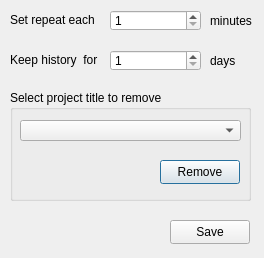
First picture: the form in ui/preferences.ui, repository jabouzi/task, before the edit.
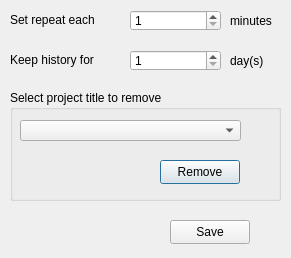
Second picture: the form after the edit.

Diff of the .ui file:
```diff
--- a/ui/preferences.ui
+++ b/ui/preferences.ui
@@ -6,7 +6,7 @@
    <rect>
     <x>0</x>
     <y>0</y>
-    <width>264</width>
+    <width>291</width>
     <height>258</height>
    </rect>
   </property>
@@ -18,8 +18,8 @@
   </property>
   <property name="maximumSize">
    <size>
-    <width>264</width>
-    <height>258</height>
+    <width>300</width>
+    <height>280</height>
    </size>
   </property>
   <property name="windowTitle">
@@ -28,7 +28,7 @@
   <widget class="QSpinBox" name="minutesBox">
    <property name="geometry">
     <rect>
-     <x>110</x>
+     <x>130</x>
      <y>10</y>
      <width>91</width>
      <height>21</height>
@@ -44,7 +44,7 @@
   <widget class="QSpinBox" name="daysBox">
    <property name="geometry">
     <rect>
-     <x>110</x>
+     <x>130</x>
      <y>50</y>
      <width>91</width>
      <height>21</height>
@@ -62,7 +62,7 @@
     <rect>
      <x>10</x>
      <y>90</y>
-     <width>241</width>
+     <width>271</width>
      <height>111</height>
     </rect>
    </property>
@@ -111,7 +111,7 @@
     <rect>
      <x>10</x>
      <y>10</y>
-     <width>91</width>
+     <width>111</width>
      <height>20</height>
     </rect>
    </property>
@@ -124,20 +124,20 @@
     <rect>
      <x>10</x>
      <y>50</y>
-     <width>91</width>
+     <width>111</width>
      <height>20</height>
     </rect>
    </property>
    <property name="text">
-    <string>Keep history  for</string>
+    <string>Keep history for</string>
    </property>
   </widget>
   <widget class="QLabel" name="minutesLabel">
    <property name="geometry">
     <rect>
-     <x>210</x>
+     <x>230</x>
      <y>10</y>
-     <width>52</width>
+     <width>61</width>
      <height>21</height>
     </rect>
    </property>
@@ -148,14 +148,14 @@
   <widget class="QLabel" name="dayLabel">
    <property name="geometry">
     <rect>
-     <x>210</x>
+     <x>230</x>
      <y>50</y>
      <width>52</width>
      <height>21</height>
     </rect>
    </property>
    <property name="text">
-    <string>days</string>
+    <string>day(s)</string>
    </property>
   </widget>
  </widget>
```
